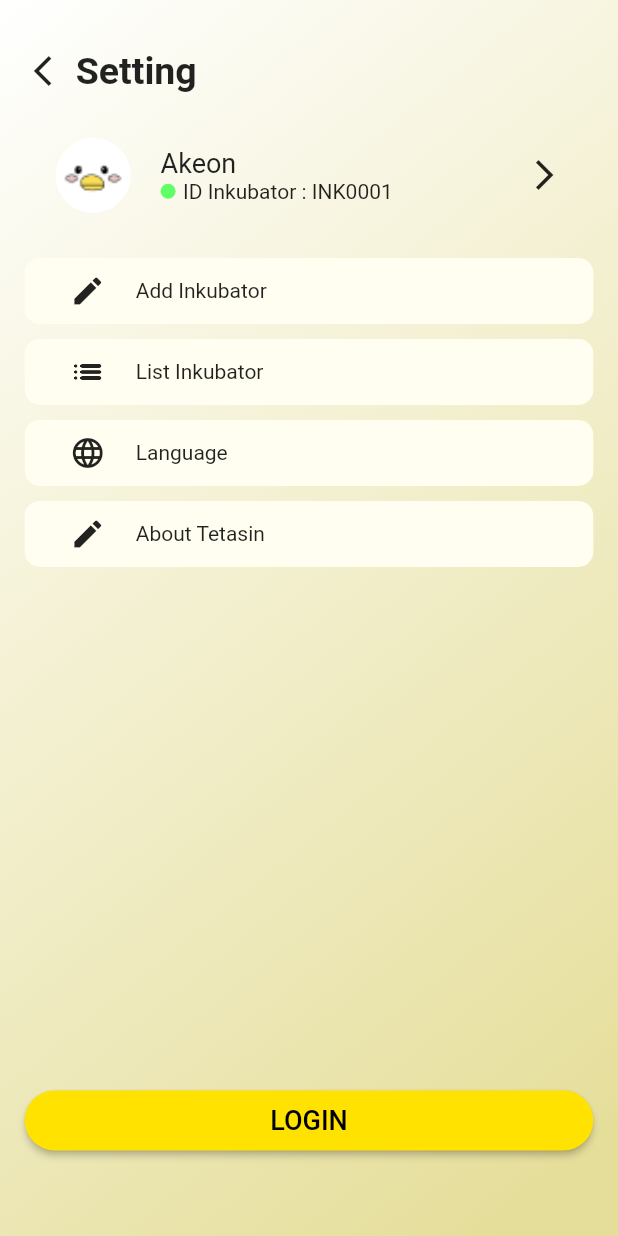
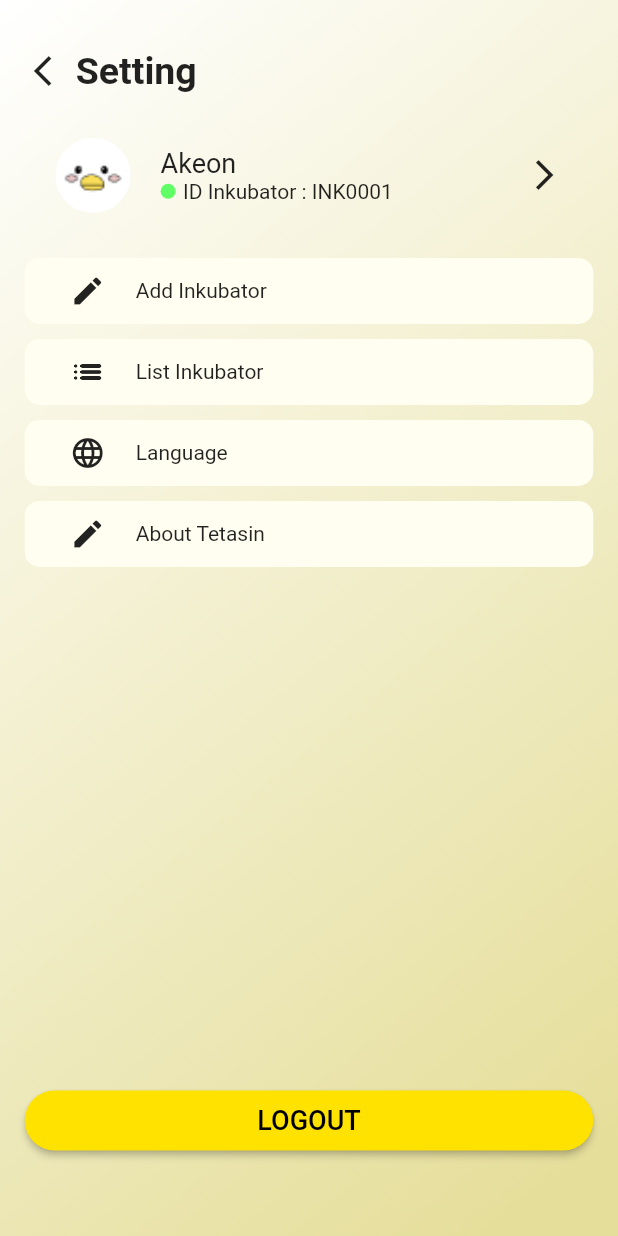
Before and after one commit to Akhdanre/Tetas.in, a Flutter app: the SettingScreen screen opened directly, on a phone screen of 412 x 824 dp. Run offline on Flutter 3.47's test engine with Material 2 defaults, Android fonts, the phone set to English and light mode, and no system bars; our stand-ins replace bloc, flutter_bloc, shared_preferences; accounts and stored records are empty; generated files the repository leaves out were written again.

Commit message:
adjust minor on setting

```diff
--- a/lib/src/presentation/pages/setting_screen.dart
+++ b/lib/src/presentation/pages/setting_screen.dart
@@ -116,7 +116,7 @@ class SettingScreen extends StatelessWidget {
                           backgroundColor: yellowString,
                           minimumSize: const Size.fromHeight(40)),
                       child: const Text(
-                        "LOGIN",
+                        "LOGOUT",
                         style: TextStyle(color: Colors.black, fontSize: 18),
                       ),
                     ),
```
